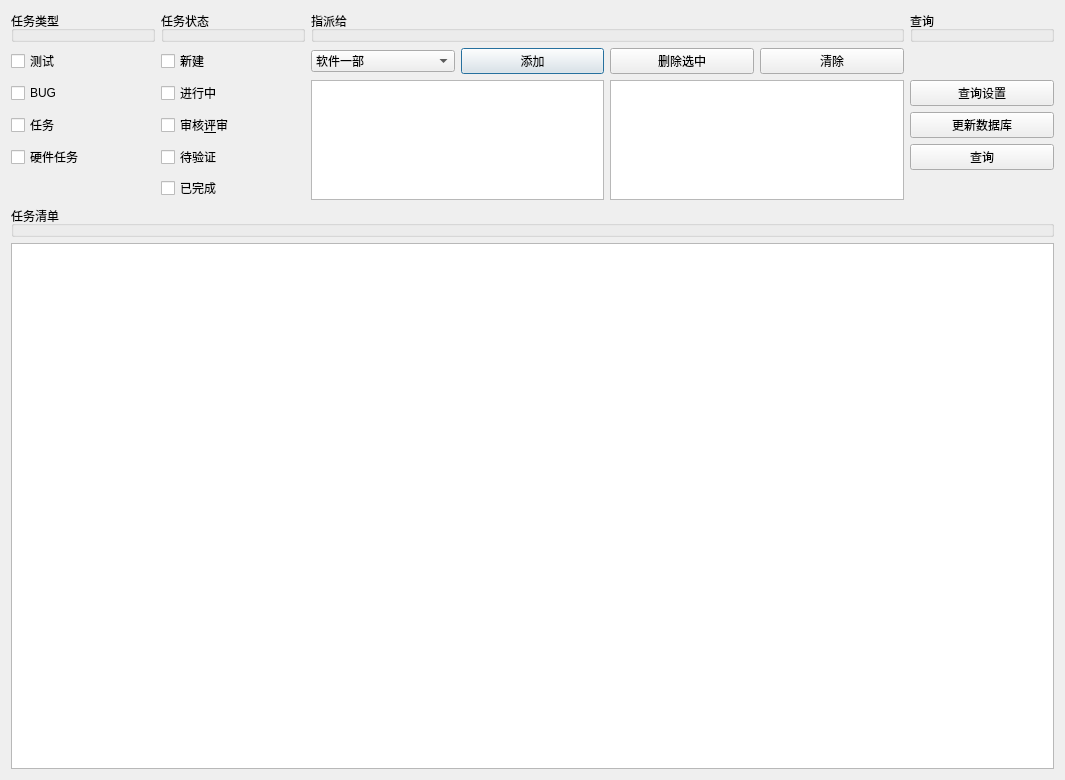
Old version of the form devices/redmine/redmine_count_panel.ui in the repository wwkkww1983/pythonwork.
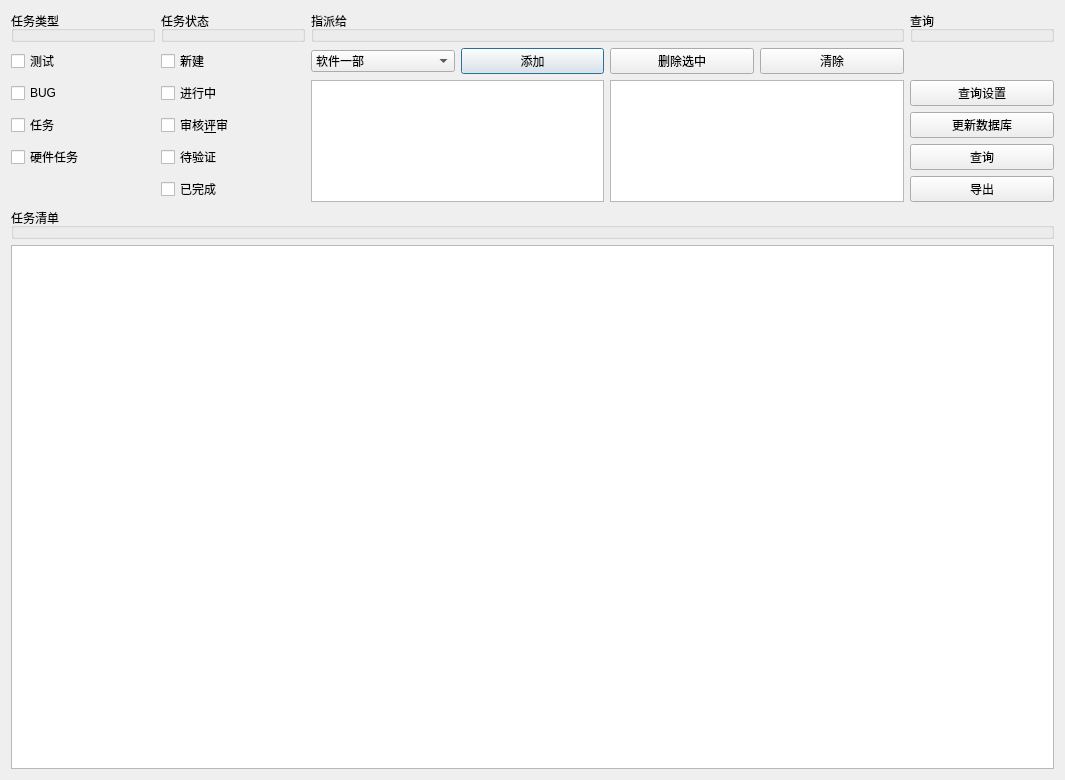
New version of the form.

Commit message: redmine增加查询记录导出功能

```diff
--- a/devices/redmine/redmine_count_panel.ui
+++ b/devices/redmine/redmine_count_panel.ui
@@ -204,6 +204,13 @@
        </property>
       </widget>
      </item>
+     <item row="5" column="6">
+      <widget class="QPushButton" name="pushButton_export">
+       <property name="text">
+        <string>导出</string>
+       </property>
+      </widget>
+     </item>
     </layout>
    </item>
   </layout>
```
The commit also changes 2 other files.
